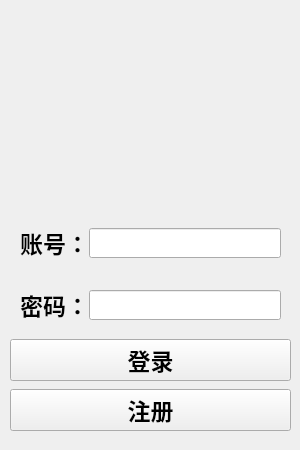
Above: widget.ui from ztcode9547/ChatRoomClient before the change. Below: the same form after it.
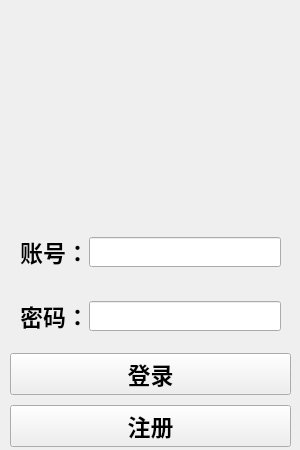
That is the form after the change. Icons and pictures are not drawn.

```diff
--- a/widget.ui
+++ b/widget.ui
@@ -38,7 +38,7 @@
      <x>0</x>
      <y>170</y>
      <width>301</width>
-     <height>271</height>
+     <height>287</height>
     </rect>
    </property>
    <layout class="QVBoxLayout" name="verticalLayout">
@@ -234,6 +234,9 @@
         <bold>true</bold>
        </font>
       </property>
+      <property name="styleSheet">
+       <string notr="true"/>
+      </property>
       <property name="text">
        <string>登录</string>
       </property>
```
